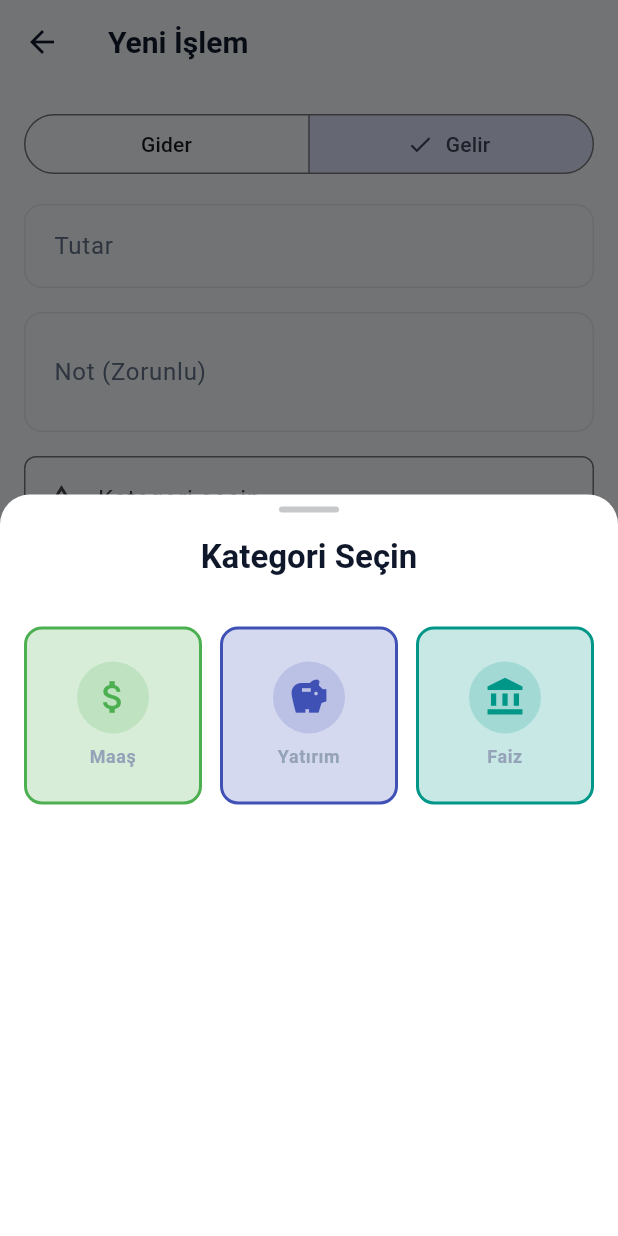
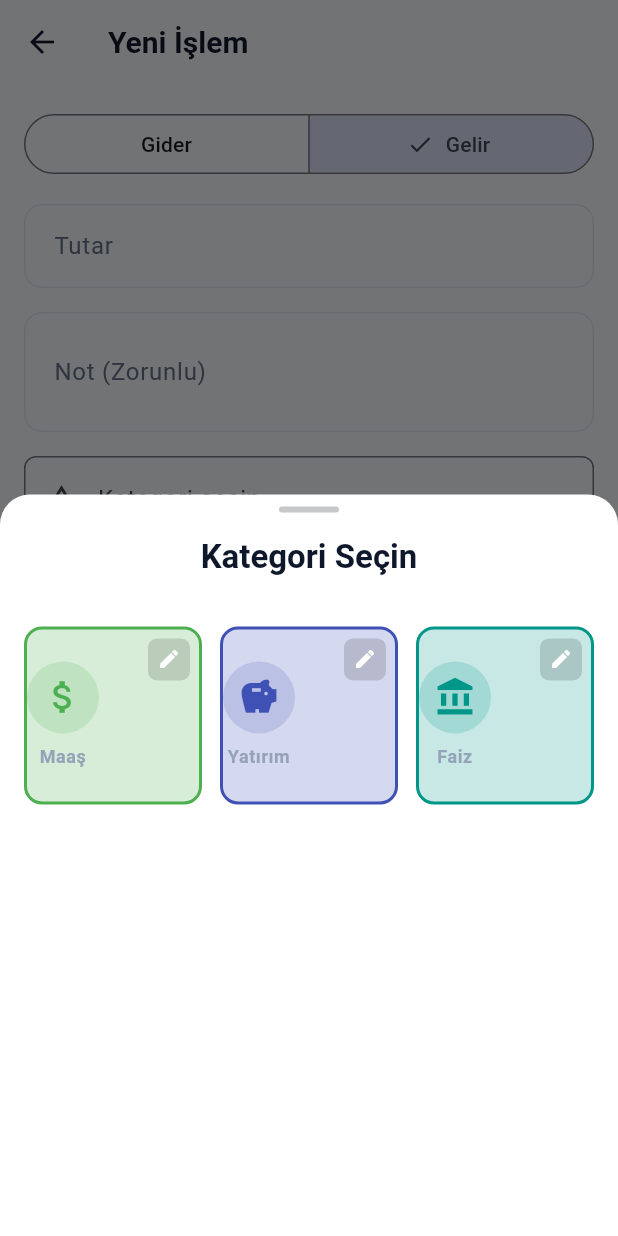
Before and after one commit to BGirginn/Finance_Tracker, a Flutter app: the AddTransactionScreen screen opened directly, after a tap on "Kategori seçin", on a phone screen of 412 x 824 dp. Run offline on Flutter 3.47's test engine with Material 3 defaults, Android fonts, the light colour scheme and no system bars; our stand-ins replace csv, decimal, dio, drift, file_picker, flutter_local_notifications and 3 more; missing offline and left inert: workmanager; accounts and stored records are empty; generated files the repository leaves out were written again; statements that could not run were skipped.

Commit message:
feat: make income defaults editable (assign ids); add edit overlay to category picker for income/expense

```diff
--- a/lib/presentation/screens/transactions/add_transaction_screen.dart
+++ b/lib/presentation/screens/transactions/add_transaction_screen.dart
@@ -8,6 +8,7 @@ import '../../../domain/entities/expense_category.dart';
 import '../../../data/repositories/ledger_repository.dart';
 import '../../providers/report_provider.dart';
 import '../../providers/expense_category_provider.dart';
+import '../categories/add_edit_category_screen.dart';
 
 class AddTransactionScreen extends ConsumerStatefulWidget {
   const AddTransactionScreen({super.key, this.entry, this.initialType});
@@ -371,7 +372,9 @@ class _AddTransactionScreenState extends ConsumerState<AddTransactionScreen> {
                                 ? Border.all(color: category.color, width: 2)
                                 : null,
                           ),
-                          child: Column(
+                          child: Stack(
+                            children: [
+                              Column(
                             mainAxisAlignment: MainAxisAlignment.center,
                             children: [
                               Container(
@@ -396,6 +399,45 @@ class _AddTransactionScreenState extends ConsumerState<AddTransactionScreen> {
                                 overflow: TextOverflow.ellipsis,
                               ),
                             ],
+                              ),
+                              // Edit overlay for both income and expense categories
+                              Positioned(
+                                top: 6,
+                                right: 6,
+                                child: GestureDetector(
+                                  onTap: () async {
+                                    // Open add/edit screen and save back to correct provider
+                                    await Navigator.of(context).push(MaterialPageRoute(
+                                      builder: (ctx) => AddEditCategoryScreen(
+                                        category: category,
+                                        onSave: (edited) async {
+                                          if (_type == 'income') {
+                                            // update in-memory income notifier
+                                            await ref.read(incomeCategoryNotifierProvider.notifier).updateCategory(edited);
+                                          } else {
+                                            // update DB-backed expense categories
+                                            await ref.read(expenseCategoryNotifierProvider.notifier).updateCategory(edited);
+                                          }
+                                        },
+                                      ),
+                                    ));
+                                    // refresh local selection if name changed
+                                    setState(() {
+                                      if (_selectedCategory?.id == category.id) _selectedCategory = category;
+                                    });
+                                  },
+                                  child: Container(
+                                    width: 28,
+                                    height: 28,
+                                    decoration: BoxDecoration(
+                                      color: Colors.black.withOpacity(0.14),
+                                      borderRadius: BorderRadius.circular(6),
+                                    ),
+                                    child: const Icon(Icons.edit, size: 16, color: Colors.white),
+                                  ),
+                                ),
+                              ),
+                            ],
                           ),
                         ),
                       );
```
Also changed, not shown: lib/presentation/providers/expense_category_provider.dart (+8 -1 lines).
